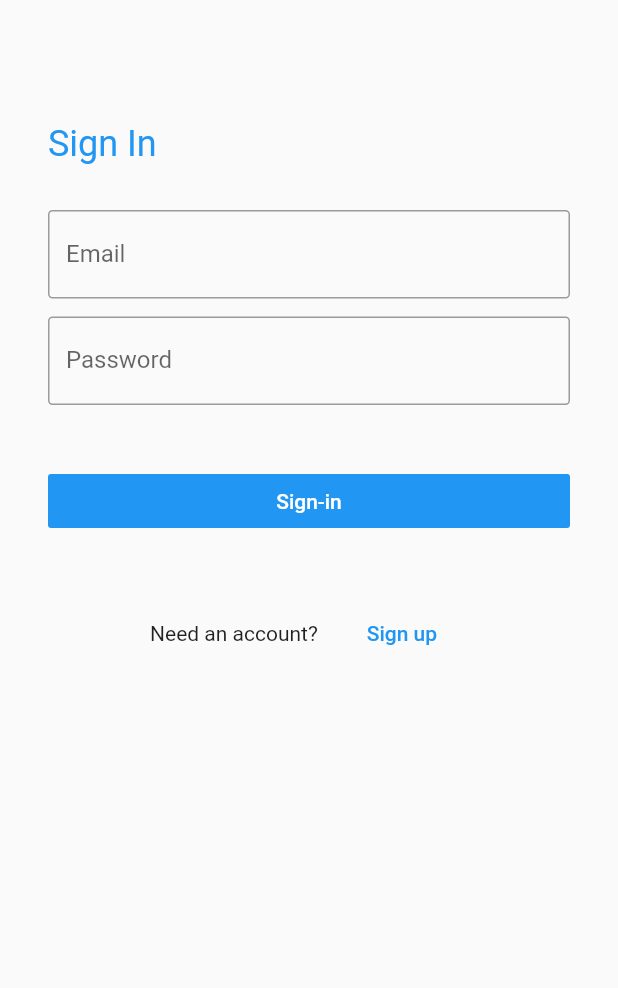
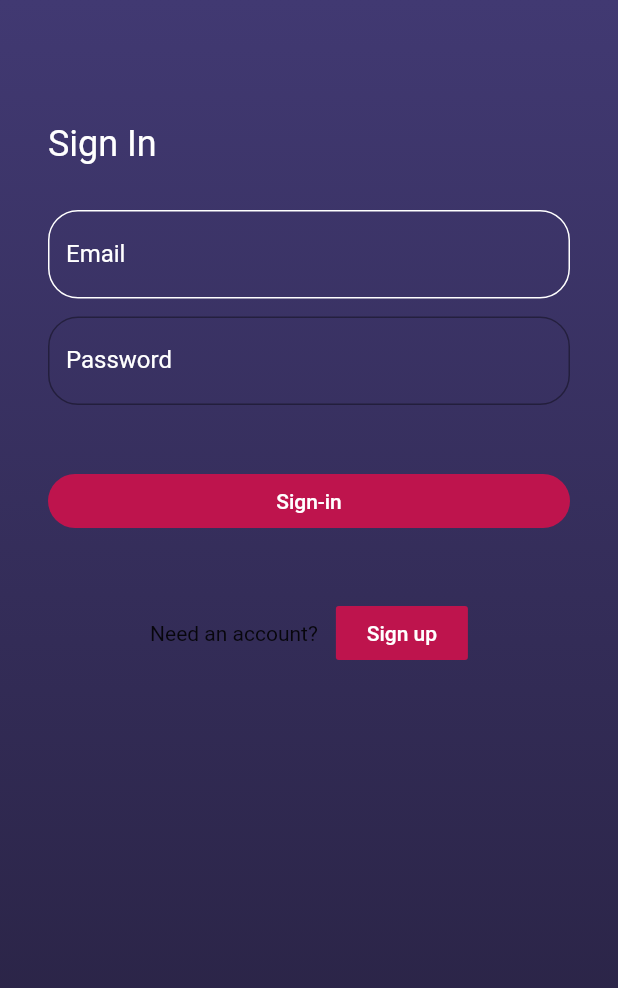
Before and after one commit to Germanins6/Mobile-devices, a Flutter app: the screen it shows after launch, on a phone screen of 412 x 824 dp. Shown: the top 988 px of the screen. Run offline on Flutter 3.47's test engine with Material 2 defaults, Android fonts, the light colour scheme and no system bars; our stand-ins replace firebase_auth, firebase_core; accounts and stored records are empty.

Commit message:
Doing log in screen

```diff
--- a/bmw_design/lib/app.dart
+++ b/bmw_design/lib/app.dart
@@ -1,6 +1,3 @@
-import 'package:flutter/material.dart';
-import 'screens/car_info_screen.dart';
-
 class Specs {
   String image, units;
   num value;
@@ -41,6 +38,7 @@ final bmw = Car(
   ],
 );
 
+/*
 class CarInfoApp extends StatelessWidget {
   @override
   Widget build(BuildContext context) {
@@ -52,3 +50,4 @@ class CarInfoApp extends StatelessWidget {
     );
   }
 }
+*/
--- a/bmw_design/lib/sign_in_flow/screens/sign_in_screen.dart
+++ b/bmw_design/lib/sign_in_flow/screens/sign_in_screen.dart
@@ -81,7 +81,21 @@ class _SignInScreenState extends State<SignInScreen> {
   @override
   Widget build(BuildContext context) {
     return Scaffold(
-      body: SingleChildScrollView(
+      body: Stack(children: [
+        Container(
+          width: MediaQuery.of(context).size.width,
+          height: MediaQuery.of(context).size.height,
+          child: DecoratedBox(
+            decoration: BoxDecoration(
+              gradient: LinearGradient(
+                begin: Alignment.bottomCenter,
+                end: Alignment.topCenter,
+                colors: [Color(0xFF26203E), Color(0xFF413972)],
+              ),
+            ),
+          ),
+        ),
+        SingleChildScrollView(
           child: Padding(
             padding: EdgeInsets.all(32),
             child: Column(
@@ -92,17 +106,35 @@ class _SignInScreenState extends State<SignInScreen> {
                   'Sign In',
                   style: TextStyle(
                     fontSize: 24,
-                  color: Theme.of(context).primaryColor,
+                    color: Colors.white,
                   ),
                 ),
                 SizedBox(height: 30),
                 TextField(
                   controller: _email,
                   decoration: InputDecoration(
+                    focusedBorder: OutlineInputBorder(
+                      borderSide: BorderSide(
+                        color: Colors.white,
+                      ),
+                      borderRadius: BorderRadius.all(Radius.circular(20)),
+                    ),
+                    enabledBorder: OutlineInputBorder(
+                      borderSide: BorderSide(
+                        color: Colors.white,
+                      ),
+                      borderRadius: BorderRadius.all(Radius.circular(20)),
+                    ),
                     border: OutlineInputBorder(
-                    borderRadius: BorderRadius.all(Radius.circular(3)),
+                      borderSide: BorderSide(
+                        color: Colors.white,
+                      ),
+                      borderRadius: BorderRadius.all(Radius.circular(20)),
                     ),
                     labelText: 'Email',
+                    labelStyle: TextStyle(
+                      color: Colors.white,
+                    ),
                   ),
                   keyboardType: TextInputType.emailAddress,
                 ),
@@ -112,14 +144,20 @@ class _SignInScreenState extends State<SignInScreen> {
                   obscureText: true,
                   decoration: InputDecoration(
                     border: OutlineInputBorder(
-                    borderRadius: BorderRadius.all(Radius.circular(3)),
+                      borderRadius: BorderRadius.all(Radius.circular(20)),
                     ),
                     labelText: 'Password',
+                    labelStyle: TextStyle(
+                      color: Colors.white,
+                    ),
                   ),
                 ),
                 SizedBox(height: 40),
                 FlatButton(
-                color: Theme.of(context).primaryColor,
+                  shape: RoundedRectangleBorder(
+                    borderRadius: BorderRadius.circular(20),
+                  ),
+                  color: Color(0xFFBE144D),
                   child: Text(
                     'Sign-in',
                     style: TextStyle(
@@ -140,7 +178,8 @@ class _SignInScreenState extends State<SignInScreen> {
                     Text('Need an account?'),
                     SizedBox(width: 12),
                     FlatButton(
-                    textColor: Theme.of(context).primaryColor,
+                      color: Color(0xFFBE144D),
+                      textColor: Colors.white,
                       child: Text('Sign up'),
                       onPressed: () {
                         Navigator.of(context)
@@ -163,6 +202,7 @@ class _SignInScreenState extends State<SignInScreen> {
             ),
           ),
         ),
+      ]),
     );
   }
 }
```
Also changed, not shown: bmw_design/lib/screens/MyApp.dart (+31 -0 lines). Lines whose indentation alone changed are shown as unchanged.
